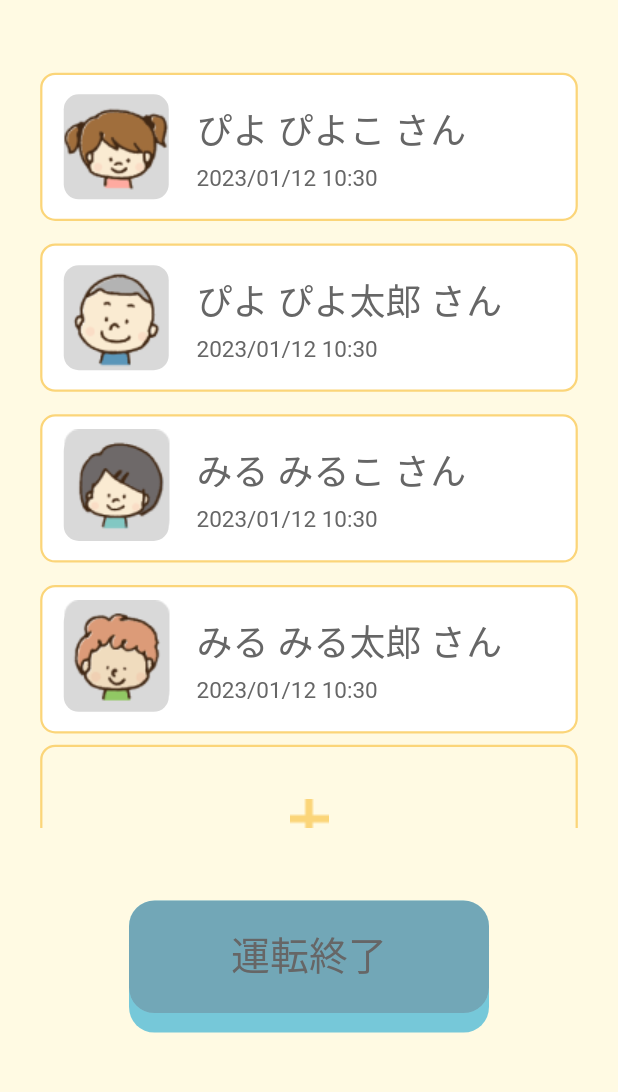
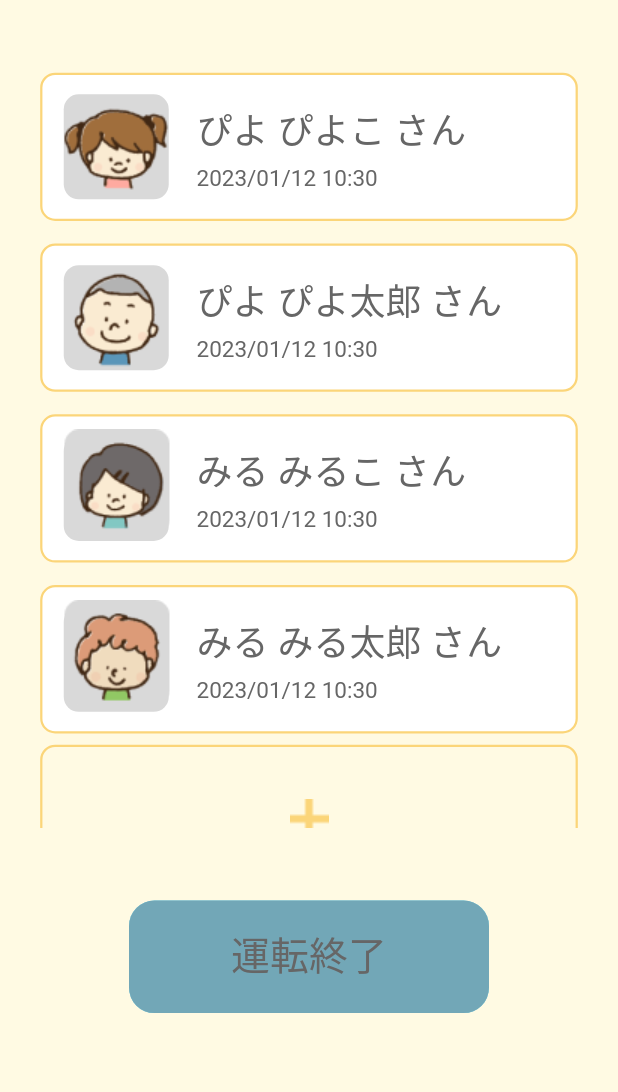
Before and after one commit to mosamosamosamosa/piypmiru_app, a Flutter app: the PassengerListScreen screen opened directly, on a phone screen of 412 x 824 dp, the part 124-1216 px from its top. Run offline on Flutter 3.47's test engine with Material 2 defaults, Android fonts, the phone set to English and light mode, and no system bars; our stand-ins replace dotted_border, flutter_svg, go_router; missing offline and left inert: nfc_in_flutter; Roboto replaces fonts that are missing (KiwiMaru-L, KiwiMaru-R, Kiwi_Maru-L).

Commit message:
🩹運転終了ボタン修正

```diff
--- a/lib/components/app_button.dart
+++ b/lib/components/app_button.dart
@@ -32,11 +32,12 @@ class AppButton extends StatelessWidget {
                 boxShadow: [
                   // ボタン下
                   BoxShadow(
-                    color: start == true
-                        ? const Color(0xFFDC3C14)
-                        : const Color(0xFF76C8D9),
-                    offset: const Offset(0, 13),
-                  ),
+                      color: start == true
+                          ? const Color(0xFFDC3C14)
+                          : const Color(0xFF76C8D9),
+                      offset: start == true
+                          ? const Offset(0, 13)
+                          : const Offset(0, 0)),
 
                   // ボタン上
                   BoxShadow(
```
